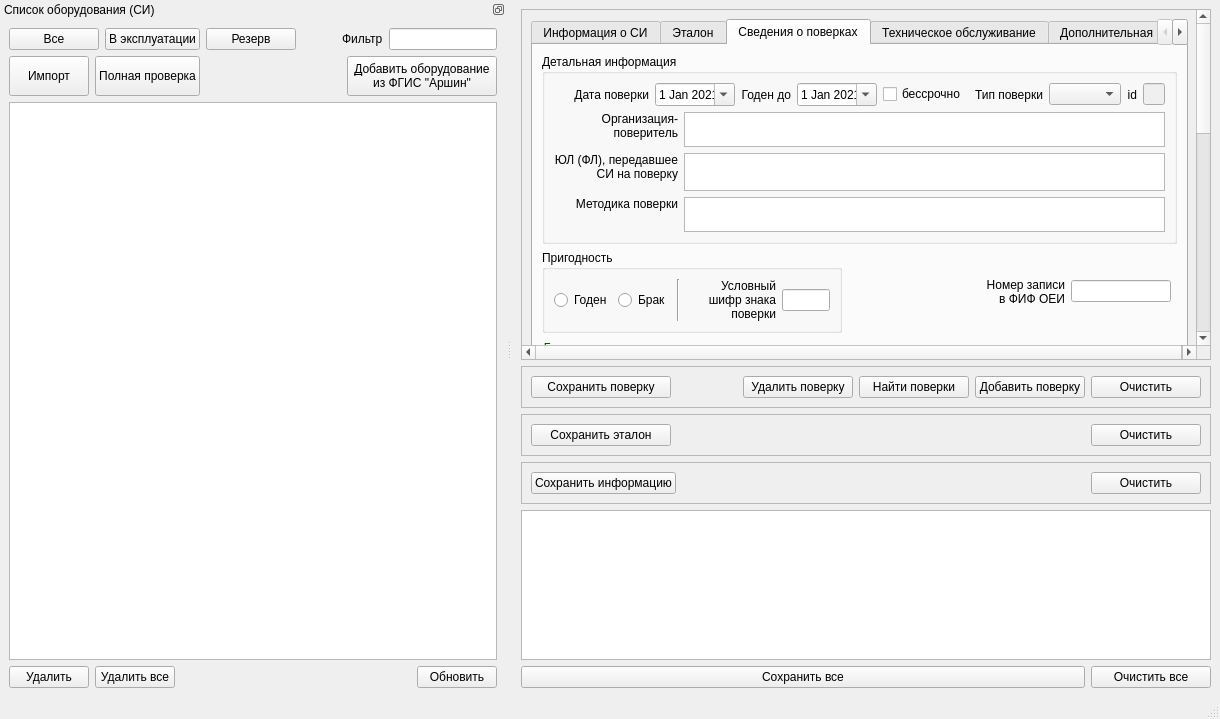
Old version of the form equipment.ui in the repository sylmain/Cometa1.
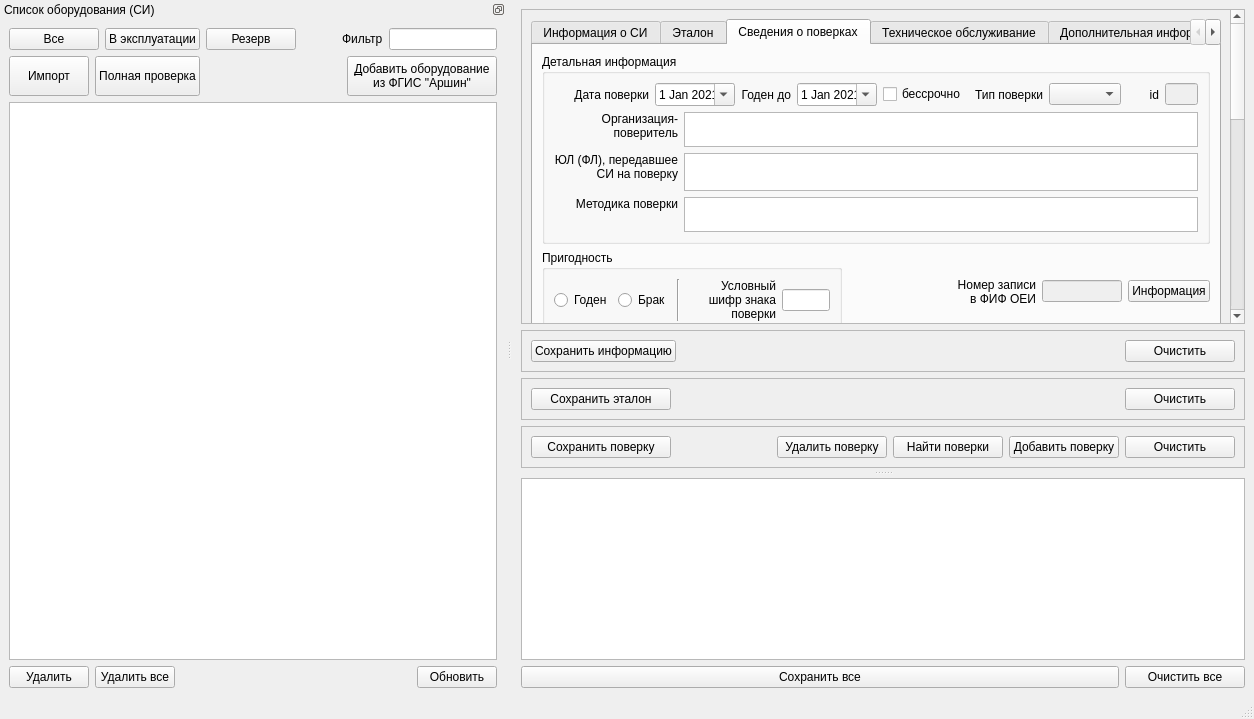
New version of the form.

```diff
--- a/equipment.ui
+++ b/equipment.ui
@@ -6,7 +6,7 @@
    <rect>
     <x>0</x>
     <y>0</y>
-    <width>1220</width>
+    <width>1254</width>
     <height>719</height>
    </rect>
   </property>
@@ -16,6 +16,25 @@
   <widget class="QWidget" name="centralwidget">
    <layout class="QVBoxLayout" name="verticalLayout_2">
     <item>
+     <widget class="QSplitter" name="splitter">
+      <property name="sizePolicy">
+       <sizepolicy hsizetype="Expanding" vsizetype="Expanding">
+        <horstretch>0</horstretch>
+        <verstretch>0</verstretch>
+       </sizepolicy>
+      </property>
+      <property name="orientation">
+       <enum>Qt::Vertical</enum>
+      </property>
+      <property name="handleWidth">
+       <number>10</number>
+      </property>
+      <property name="childrenCollapsible">
+       <bool>false</bool>
+      </property>
+      <widget class="QWidget" name="layoutWidget">
+       <layout class="QVBoxLayout" name="verticalLayout_8">
+        <item>
      <widget class="QScrollArea" name="scrollArea">
       <property name="frameShadow">
        <enum>QFrame::Sunken</enum>
@@ -30,9 +49,9 @@
        <property name="geometry">
         <rect>
          <x>0</x>
-         <y>-582</y>
+             <y>-622</y>
          <width>695</width>
-         <height>889</height>
+             <height>891</height>
         </rect>
        </property>
        <layout class="QVBoxLayout" name="verticalLayout_3">
@@ -1334,48 +1353,7 @@
             <string>Сведения о поверках</string>
            </attribute>
            <layout class="QGridLayout" name="gridLayout_6">
-            <item row="3" column="4">
-             <widget class="QLineEdit" name="lineEdit_vri_FIF_id">
-              <property name="sizePolicy">
-               <sizepolicy hsizetype="Expanding" vsizetype="Fixed">
-                <horstretch>0</horstretch>
-                <verstretch>0</verstretch>
-               </sizepolicy>
-              </property>
-              <property name="minimumSize">
-               <size>
-                <width>100</width>
-                <height>0</height>
-               </size>
-              </property>
-              <property name="maximumSize">
-               <size>
-                <width>100</width>
-                <height>16777215</height>
-               </size>
-              </property>
-             </widget>
-            </item>
-            <item row="3" column="2" colspan="2">
-             <widget class="QLabel" name="label_28">
-              <property name="minimumSize">
-               <size>
-                <width>80</width>
-                <height>0</height>
-               </size>
-              </property>
-              <property name="text">
-               <string>Номер записи в ФИФ ОЕИ</string>
-              </property>
-              <property name="alignment">
-               <set>Qt::AlignRight|Qt::AlignTrailing|Qt::AlignVCenter</set>
-              </property>
-              <property name="wordWrap">
-               <bool>true</bool>
-              </property>
-             </widget>
-            </item>
-            <item row="2" column="0" colspan="6">
+                <item row="2" column="0" colspan="10">
              <widget class="QGroupBox" name="groupBox_5">
               <property name="maximumSize">
                <size>
@@ -1806,7 +1784,7 @@
               </layout>
              </widget>
             </item>
-            <item row="4" column="0" colspan="6">
+                <item row="4" column="0" colspan="10">
              <widget class="QGroupBox" name="groupBox_applicable">
               <property name="maximumSize">
                <size>
@@ -1976,19 +1954,6 @@
               </layout>
              </widget>
             </item>
-            <item row="7" column="0" colspan="6">
-             <spacer name="verticalSpacer_2">
-              <property name="orientation">
-               <enum>Qt::Vertical</enum>
-              </property>
-              <property name="sizeHint" stdset="0">
-               <size>
-                <width>20</width>
-                <height>40</height>
-               </size>
-              </property>
-             </spacer>
-            </item>
             <item row="3" column="0">
              <widget class="QGroupBox" name="groupBox_8">
               <property name="maximumSize">
@@ -2054,7 +2019,77 @@
               </layout>
              </widget>
             </item>
-            <item row="3" column="1">
+                <item row="8" column="0" colspan="10">
+                 <spacer name="verticalSpacer_2">
+                  <property name="orientation">
+                   <enum>Qt::Vertical</enum>
+                  </property>
+                  <property name="sizeHint" stdset="0">
+                   <size>
+                    <width>20</width>
+                    <height>40</height>
+                   </size>
+                  </property>
+                 </spacer>
+                </item>
+                <item row="3" column="9">
+                 <widget class="QPushButton" name="pushButton_show_vri_info">
+                  <property name="text">
+                   <string>Информация</string>
+                  </property>
+                 </widget>
+                </item>
+                <item row="3" column="8">
+                 <widget class="QLineEdit" name="lineEdit_vri_FIF_id">
+                  <property name="enabled">
+                   <bool>false</bool>
+                  </property>
+                  <property name="sizePolicy">
+                   <sizepolicy hsizetype="Fixed" vsizetype="Fixed">
+                    <horstretch>0</horstretch>
+                    <verstretch>0</verstretch>
+                   </sizepolicy>
+                  </property>
+                  <property name="minimumSize">
+                   <size>
+                    <width>80</width>
+                    <height>0</height>
+                   </size>
+                  </property>
+                  <property name="maximumSize">
+                   <size>
+                    <width>80</width>
+                    <height>16777215</height>
+                   </size>
+                  </property>
+                  <property name="baseSize">
+                   <size>
+                    <width>0</width>
+                    <height>0</height>
+                   </size>
+                  </property>
+                 </widget>
+                </item>
+                <item row="3" column="7">
+                 <widget class="QLabel" name="label_28">
+                  <property name="minimumSize">
+                   <size>
+                    <width>80</width>
+                    <height>0</height>
+                   </size>
+                  </property>
+                  <property name="text">
+                   <string>Номер записи в ФИФ ОЕИ</string>
+                  </property>
+                  <property name="alignment">
+                   <set>Qt::AlignRight|Qt::AlignTrailing|Qt::AlignVCenter</set>
+                  </property>
+                  <property name="wordWrap">
+                   <bool>true</bool>
+                  </property>
+                 </widget>
+                </item>
+                <item row="3" column="1" colspan="6">
              <spacer name="horizontalSpacer_7">
               <property name="orientation">
                <enum>Qt::Horizontal</enum>
@@ -2425,6 +2460,108 @@
       </widget>
      </widget>
     </item>
+        <item>
+         <widget class="QFrame" name="frame_mi_info_buttons">
+          <property name="frameShape">
+           <enum>QFrame::StyledPanel</enum>
+          </property>
+          <property name="frameShadow">
+           <enum>QFrame::Sunken</enum>
+          </property>
+          <layout class="QHBoxLayout" name="horizontalLayout_10">
+           <item>
+            <widget class="QPushButton" name="pushButton_save_mi_info">
+             <property name="minimumSize">
+              <size>
+               <width>140</width>
+               <height>0</height>
+              </size>
+             </property>
+             <property name="text">
+              <string>Сохранить информацию</string>
+             </property>
+            </widget>
+           </item>
+           <item>
+            <spacer name="horizontalSpacer_11">
+             <property name="orientation">
+              <enum>Qt::Horizontal</enum>
+             </property>
+             <property name="sizeHint" stdset="0">
+              <size>
+               <width>40</width>
+               <height>20</height>
+              </size>
+             </property>
+            </spacer>
+           </item>
+           <item>
+            <widget class="QPushButton" name="pushButton_clear_mi_info">
+             <property name="minimumSize">
+              <size>
+               <width>110</width>
+               <height>0</height>
+              </size>
+             </property>
+             <property name="text">
+              <string>Очистить</string>
+             </property>
+            </widget>
+           </item>
+          </layout>
+         </widget>
+        </item>
+        <item>
+         <widget class="QFrame" name="frame_mieta_buttons">
+          <property name="frameShape">
+           <enum>QFrame::StyledPanel</enum>
+          </property>
+          <property name="frameShadow">
+           <enum>QFrame::Sunken</enum>
+          </property>
+          <layout class="QHBoxLayout" name="horizontalLayout_9">
+           <item>
+            <widget class="QPushButton" name="pushButton_save_mieta">
+             <property name="minimumSize">
+              <size>
+               <width>140</width>
+               <height>0</height>
+              </size>
+             </property>
+             <property name="text">
+              <string>Сохранить эталон</string>
+             </property>
+            </widget>
+           </item>
+           <item>
+            <spacer name="horizontalSpacer_10">
+             <property name="orientation">
+              <enum>Qt::Horizontal</enum>
+             </property>
+             <property name="sizeHint" stdset="0">
+              <size>
+               <width>40</width>
+               <height>20</height>
+              </size>
+             </property>
+            </spacer>
+           </item>
+           <item>
+            <widget class="QPushButton" name="pushButton_clear_mieta">
+             <property name="minimumSize">
+              <size>
+               <width>110</width>
+               <height>0</height>
+              </size>
+             </property>
+             <property name="text">
+              <string>Очистить</string>
+             </property>
+            </widget>
+           </item>
+          </layout>
+         </widget>
+        </item>
     <item>
      <widget class="QFrame" name="frame_vri_buttons">
       <property name="frameShape">
@@ -2521,114 +2658,22 @@
       </layout>
      </widget>
     </item>
-    <item>
-     <widget class="QFrame" name="frame_mieta_buttons">
-      <property name="frameShape">
-       <enum>QFrame::StyledPanel</enum>
-      </property>
-      <property name="frameShadow">
-       <enum>QFrame::Sunken</enum>
-      </property>
-      <layout class="QHBoxLayout" name="horizontalLayout_9">
-       <item>
-        <widget class="QPushButton" name="pushButton_save_mieta">
-         <property name="minimumSize">
-          <size>
-           <width>140</width>
-           <height>0</height>
-          </size>
-         </property>
-         <property name="text">
-          <string>Сохранить эталон</string>
-         </property>
-        </widget>
-       </item>
-       <item>
-        <spacer name="horizontalSpacer_10">
-         <property name="orientation">
-          <enum>Qt::Horizontal</enum>
-         </property>
-         <property name="sizeHint" stdset="0">
-          <size>
-           <width>40</width>
-           <height>20</height>
-          </size>
-         </property>
-        </spacer>
-       </item>
-       <item>
-        <widget class="QPushButton" name="pushButton_clear_mieta">
-         <property name="minimumSize">
-          <size>
-           <width>110</width>
-           <height>0</height>
-          </size>
-         </property>
-         <property name="text">
-          <string>Очистить</string>
-         </property>
-        </widget>
-       </item>
-      </layout>
-     </widget>
-    </item>
-    <item>
-     <widget class="QFrame" name="frame_mi_info_buttons">
-      <property name="frameShape">
-       <enum>QFrame::StyledPanel</enum>
-      </property>
-      <property name="frameShadow">
-       <enum>QFrame::Sunken</enum>
-      </property>
-      <layout class="QHBoxLayout" name="horizontalLayout_10">
-       <item>
-        <widget class="QPushButton" name="pushButton_save_mi_info">
-         <property name="minimumSize">
-          <size>
-           <width>140</width>
-           <height>0</height>
-          </size>
-         </property>
-         <property name="text">
-          <string>Сохранить информацию</string>
-         </property>
-        </widget>
-       </item>
-       <item>
-        <spacer name="horizontalSpacer_11">
-         <property name="orientation">
-          <enum>Qt::Horizontal</enum>
-         </property>
-         <property name="sizeHint" stdset="0">
-          <size>
-           <width>40</width>
-           <height>20</height>
-          </size>
-         </property>
-        </spacer>
-       </item>
-       <item>
-        <widget class="QPushButton" name="pushButton_clear_mi_info">
-         <property name="minimumSize">
-          <size>
-           <width>110</width>
-           <height>0</height>
-          </size>
-         </property>
-         <property name="text">
-          <string>Очистить</string>
-         </property>
-        </widget>
-       </item>
-      </layout>
-     </widget>
-    </item>
+       </layout>
+      </widget>
+      <widget class="QWidget" name="layoutWidget">
+       <layout class="QVBoxLayout" name="verticalLayout_4">
     <item>
      <widget class="QTableView" name="tableView_vri_list">
-      <property name="maximumSize">
+          <property name="sizePolicy">
+           <sizepolicy hsizetype="Expanding" vsizetype="Expanding">
+            <horstretch>0</horstretch>
+            <verstretch>0</verstretch>
+           </sizepolicy>
+          </property>
+          <property name="minimumSize">
        <size>
-        <width>16777215</width>
-        <height>150</height>
+            <width>0</width>
+            <height>0</height>
        </size>
       </property>
       <property name="editTriggers">
@@ -2698,6 +2743,10 @@
     </item>
    </layout>
   </widget>
+     </widget>
+    </item>
+   </layout>
+  </widget>
   <widget class="QMenuBar" name="menubar">
    <property name="geometry">
     <rect>
```
Left out of the diff: 89 changed lines with no effect on the pictures. Lines whose indentation alone changed are shown as unchanged.
